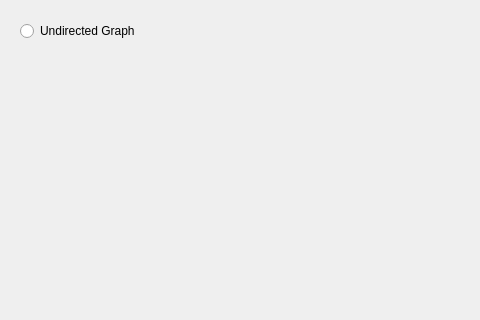
This is mainwindow.ui in AlexDaniel02/Graph as Qt 5 draws it before an edit; both pictures show x 0 to 480 and y 0 to 320 of the 800 by 600 pixel window. The edited form follows.
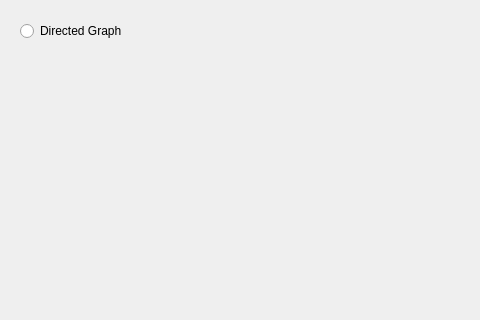
This is the edited form.

Diff of the .ui file:
```diff
--- a/mainwindow.ui
+++ b/mainwindow.ui
@@ -24,7 +24,7 @@
      </rect>
     </property>
     <property name="text">
-     <string>Undirected Graph</string>
+     <string>Directed Graph</string>
     </property>
    </widget>
   </widget>
```
